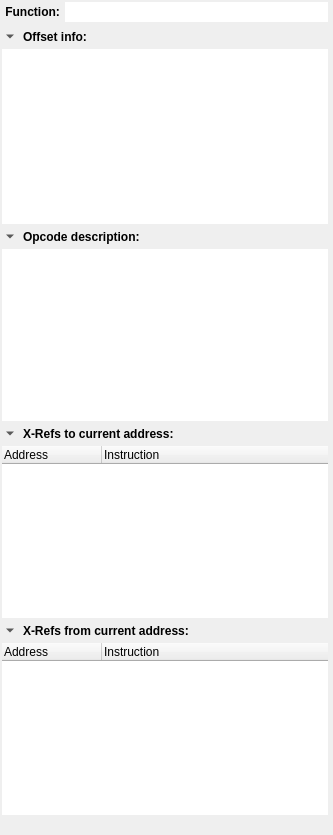
Old version of the form src/widgets/SidebarWidget.ui in the repository rizinorg/cutter.
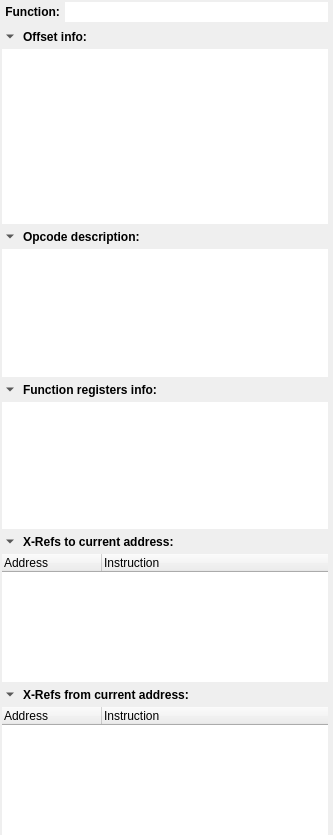
New version of the form.

Commit message:
Add information about register used in a function #381  (#442)
* Add information about register used in a function #381

What changed in the file:
```diff
--- a/src/widgets/SidebarWidget.ui
+++ b/src/widgets/SidebarWidget.ui
@@ -317,6 +317,92 @@
             </property>
            </widget>
           </item>
+          <item>
+           <layout class="QHBoxLayout" name="horizontalLayout_17">
+            <property name="spacing">
+             <number>5</number>
+            </property>
+            <property name="topMargin">
+             <number>0</number>
+            </property>
+            <item>
+             <widget class="QToolButton" name="regInfoToolButton">
+              <property name="text">
+               <string/>
+              </property>
+              <property name="iconSize">
+               <size>
+                <width>8</width>
+                <height>8</height>
+               </size>
+              </property>
+              <property name="checkable">
+               <bool>true</bool>
+              </property>
+              <property name="autoRaise">
+               <bool>true</bool>
+              </property>
+              <property name="arrowType">
+               <enum>Qt::DownArrow</enum>
+              </property>
+             </widget>
+            </item>
+            <item>
+             <widget class="QLabel" name="label_4">
+              <property name="font">
+               <font>
+                <weight>75</weight>
+                <bold>true</bold>
+               </font>
+              </property>
+              <property name="mouseTracking">
+               <bool>true</bool>
+              </property>
+              <property name="text">
+               <string>Function registers info:</string>
+              </property>
+             </widget>
+            </item>
+           </layout>
+          </item>
+          <item>
+           <widget class="QTreeWidget" name="regInfoTreeWidget">
+            <property name="sizePolicy">
+             <sizepolicy hsizetype="Preferred" vsizetype="Expanding">
+              <horstretch>0</horstretch>
+              <verstretch>0</verstretch>
+             </sizepolicy>
+            </property>
+            <property name="minimumSize">
+             <size>
+              <width>0</width>
+              <height>100</height>
+             </size>
+            </property>
+            <property name="frameShape">
+             <enum>QFrame::NoFrame</enum>
+            </property>
+            <property name="horizontalScrollBarPolicy">
+             <enum>Qt::ScrollBarAlwaysOff</enum>
+            </property>
+            <property name="indentation">
+             <number>10</number>
+            </property>
+            <property name="headerHidden">
+             <bool>true</bool>
+            </property>
+            <column>
+             <property name="text">
+              <string>Info</string>
+             </property>
+            </column>
+            <column>
+             <property name="text">
+              <string>Value</string>
+             </property>
+            </column>
+           </widget>
+          </item>
           <item>
            <layout class="QHBoxLayout" name="horizontalLayout_16">
             <property name="spacing">
```
The commit also changes 4 other files.
